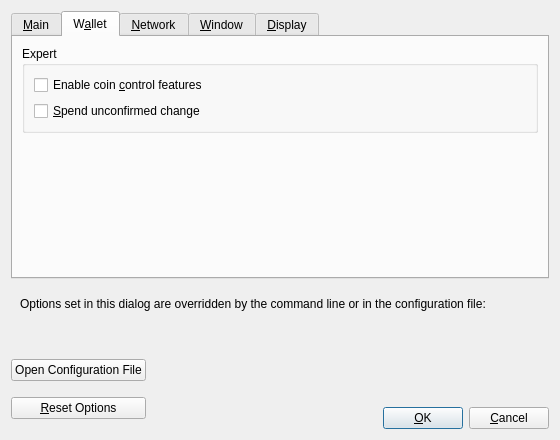
First picture: the form in src/qt/forms/optionsdialog.ui, repository fxtc/fxtc, before the edit.
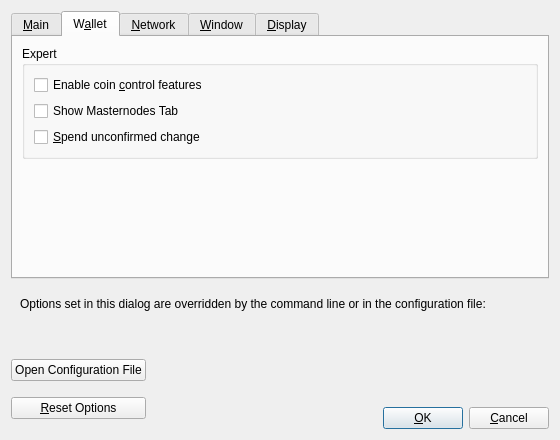
Second picture: the form after the edit. The open tabs and pages were chosen to show the change. Custom widgets are drawn as their Qt base class.

Commit message: dynamic masternodes implemented

What changed in the file:
```diff
--- a/src/qt/forms/optionsdialog.ui
+++ b/src/qt/forms/optionsdialog.ui
@@ -216,6 +216,18 @@
             </property>
            </widget>
           </item>
+          <!-- Dash -->
+          <item>
+           <widget class="QCheckBox" name="showMasternodesTab">
+            <property name="toolTip">
+             <string>Show additional tab listing all your masternodes in first sub-tab&lt;br/&gt;and all masternodes on the network in second sub-tab.</string>
+            </property>
+            <property name="text">
+             <string>Show Masternodes Tab</string>
+            </property>
+           </widget>
+          </item>
+          <!--      -->
           <item>
            <widget class="QCheckBox" name="spendZeroConfChange">
             <property name="toolTip">
```
The commit also changes 144 other files.
